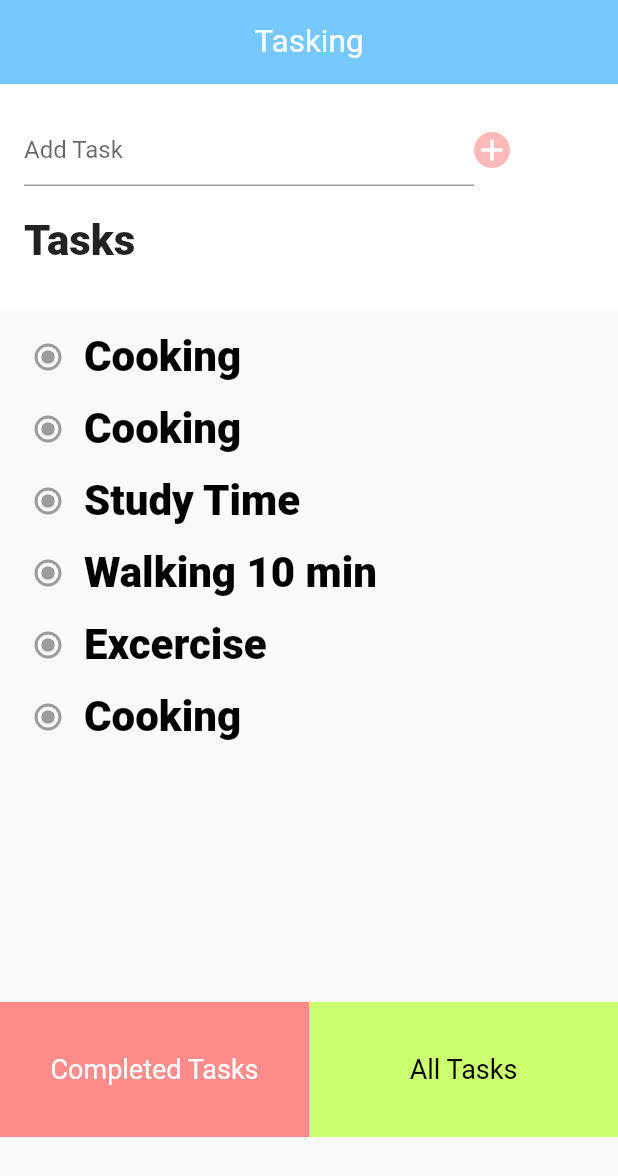
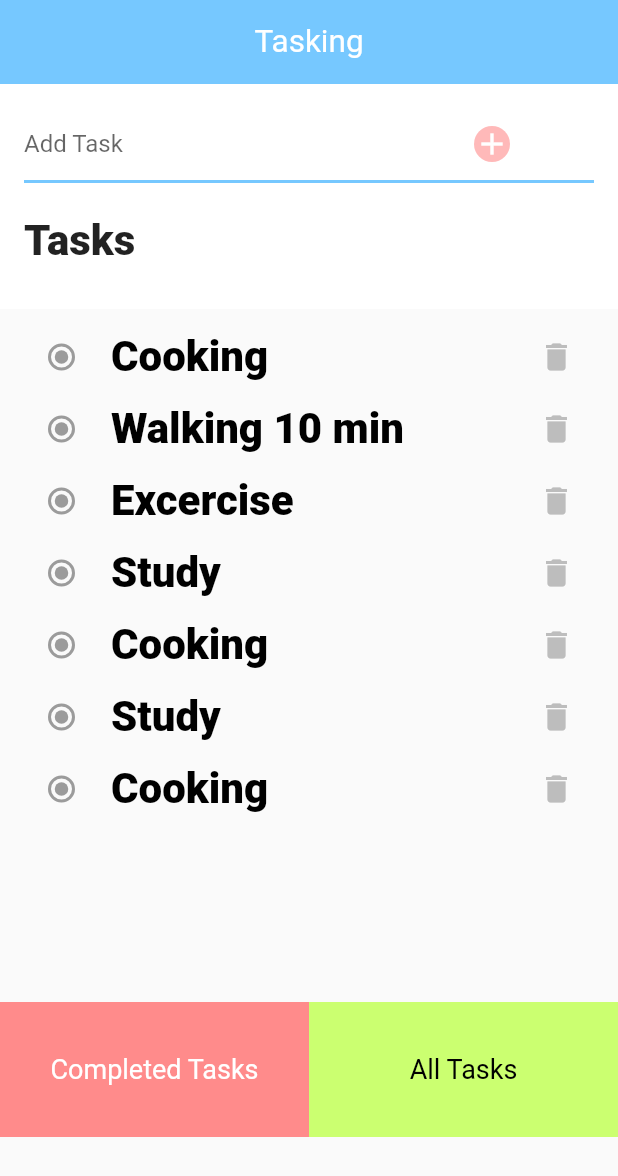
Before and after one commit to Rupesh095/flutter_task_app, a Flutter app: the screen it shows after launch, on a phone screen of 412 x 824 dp. Shown: the top 1176 px of the screen. Run offline on Flutter 3.47's test engine with Material 2 defaults, Android fonts, the phone set to English and light mode, and no system bars.

Commit message:
flutter app 1

```diff
--- a/lib/main.dart
+++ b/lib/main.dart
@@ -27,7 +27,7 @@ class _MyAppState extends State<_MyApp>{
     final List<String> tasks = <String>['Cooking', 'Study', 'Walking'];
 
     return Scaffold(
-
+        resizeToAvoidBottomPadding: false,
       body: SafeArea(
 
         child : Container(
@@ -86,13 +86,17 @@ class _MyAppState extends State<_MyApp>{
                       height: 56,
                       child: Container(
 
-                        child: Row(
+                        child : Column(
+                      children: [
+
+                        Row(
                           children: [
                             Container(
                               width: 300,
                               child : TextField(
                                 decoration: InputDecoration(
-                                  hintText: 'Add Task'
+                                    hintText: 'Add Task',
+                                        border : InputBorder.none
                                 ),
                               ),
                             ),
@@ -107,6 +111,17 @@ class _MyAppState extends State<_MyApp>{
                             )
                           ],
                         ),
+
+                    Container(
+                      width: screenWidth,
+                      height: 2,
+                      decoration: BoxDecoration(
+                          color: Color(0xFF76C8FF)
+                      ),
+
+                    )
+                  ],
+                )
                       )
                     ),
                     Container(
@@ -128,61 +143,126 @@ class _MyAppState extends State<_MyApp>{
                       Container(
                         child: Row(
                           children: [
-                            Radio(
+                            Expanded(
+                              child: Radio(
                                 activeColor: Color(0xFF78FFD6),
                               ),
-                            Text('Cooking', style: TextStyle(color: Color(0xFF000000), fontSize: 28, fontWeight: FontWeight.w800),)
+                            ),
+                            Expanded(
+                              flex : 4,
+                               child : Text('Cooking', style: TextStyle(color: Color(0xFF000000), fontSize: 28, fontWeight: FontWeight.w800),)
+                            ),
+                            Expanded(
+                              child : Icon(Icons.delete, color : Color(0xFFbdbdbd))
+                            )
                           ],
                         ),
                       ),
                       Container(
                         child: Row(
                           children: [
-                            Radio(
+                            Expanded(
+                              child: Radio(
                                 activeColor: Color(0xFF78FFD6),
                               ),
-                            Text('Cooking', style: TextStyle(color: Color(0xFF000000), fontSize: 28, fontWeight: FontWeight.w800),)
-                          ],
-
                             ),
+                            Expanded(
+                              flex : 4,
+                               child : Text('Walking 10 min', style: TextStyle(color: Color(0xFF000000), fontSize: 28, fontWeight: FontWeight.w800),)
                             ),
-                      Container(
-                        child: Row(
-                          children: [
-                            Radio(
-                              activeColor: Color(0xFF78FFD6),
-                            ),
-                            Text('Study Time', style: TextStyle(color: Color(0xFF000000), fontSize: 28, fontWeight: FontWeight.w800),)
+                            Expanded(
+                              child : Icon(Icons.delete, color : Color(0xFFbdbdbd))
+                            )
                           ],
                         ),
                       ),
                       Container(
                         child: Row(
                           children: [
-                            Radio(
+                            Expanded(
+                              child: Radio(
                                 activeColor: Color(0xFF78FFD6),
                               ),
-                            Text('Walking 10 min', style: TextStyle(color: Color(0xFF000000), fontSize: 28, fontWeight: FontWeight.w800),)
+                            ),
+                            Expanded(
+                              flex : 4,
+                               child : Text('Excercise', style: TextStyle(color: Color(0xFF000000), fontSize: 28, fontWeight: FontWeight.w800),)
+                            ),
+                            Expanded(
+                              child : Icon(Icons.delete, color : Color(0xFFbdbdbd))
+                            )
                           ],
                         ),
                       ),
                       Container(
                         child: Row(
                           children: [
-                            Radio(
+                            Expanded(
+                              child: Radio(
                                 activeColor: Color(0xFF78FFD6),
                               ),
-                            Text('Excercise', style: TextStyle(color: Color(0xFF000000), fontSize: 28, fontWeight: FontWeight.w800),)
+                            ),
+                            Expanded(
+                              flex : 4,
+                               child : Text('Study', style: TextStyle(color: Color(0xFF000000), fontSize: 28, fontWeight: FontWeight.w800),)
+                            ),
+                            Expanded(
+                              child : Icon(Icons.delete, color : Color(0xFFbdbdbd))
+                            )
                           ],
                         ),
                       ),
                       Container(
                         child: Row(
                           children: [
-                            Radio(
+                            Expanded(
+                              child: Radio(
                                 activeColor: Color(0xFF78FFD6),
                               ),
-                            Text('Cooking', style: TextStyle(color: Color(0xFF000000), fontSize: 28, fontWeight: FontWeight.w800),)
+                            ),
+                            Expanded(
+                              flex : 4,
+                               child : Text('Cooking', style: TextStyle(color: Color(0xFF000000), fontSize: 28, fontWeight: FontWeight.w800),)
+                            ),
+                            Expanded(
+                              child : Icon(Icons.delete, color : Color(0xFFbdbdbd))
+                            )
+                          ],
+                        ),
+                      ),
+                      Container(
+                        child: Row(
+                          children: [
+                            Expanded(
+                              child: Radio(
+                                activeColor: Color(0xFF78FFD6),
+                              ),
+                            ),
+                            Expanded(
+                              flex : 4,
+                               child : Text('Study', style: TextStyle(color: Color(0xFF000000), fontSize: 28, fontWeight: FontWeight.w800),)
+                            ),
+                            Expanded(
+                              child : Icon(Icons.delete, color : Color(0xFFbdbdbd))
+                            )
+                          ],
+                        ),
+                      ),
+                      Container(
+                        child: Row(
+                          children: [
+                            Expanded(
+                              child: Radio(
+                                activeColor: Color(0xFF78FFD6),
+                              ),
+                            ),
+                            Expanded(
+                              flex : 4,
+                               child : Text('Cooking', style: TextStyle(color: Color(0xFF000000), fontSize: 28, fontWeight: FontWeight.w800),)
+                            ),
+                            Expanded(
+                              child : Icon(Icons.delete, color : Color(0xFFbdbdbd))
+                            )
                           ],
                         ),
                       ),
```
Lines whose indentation alone changed are shown as unchanged.
